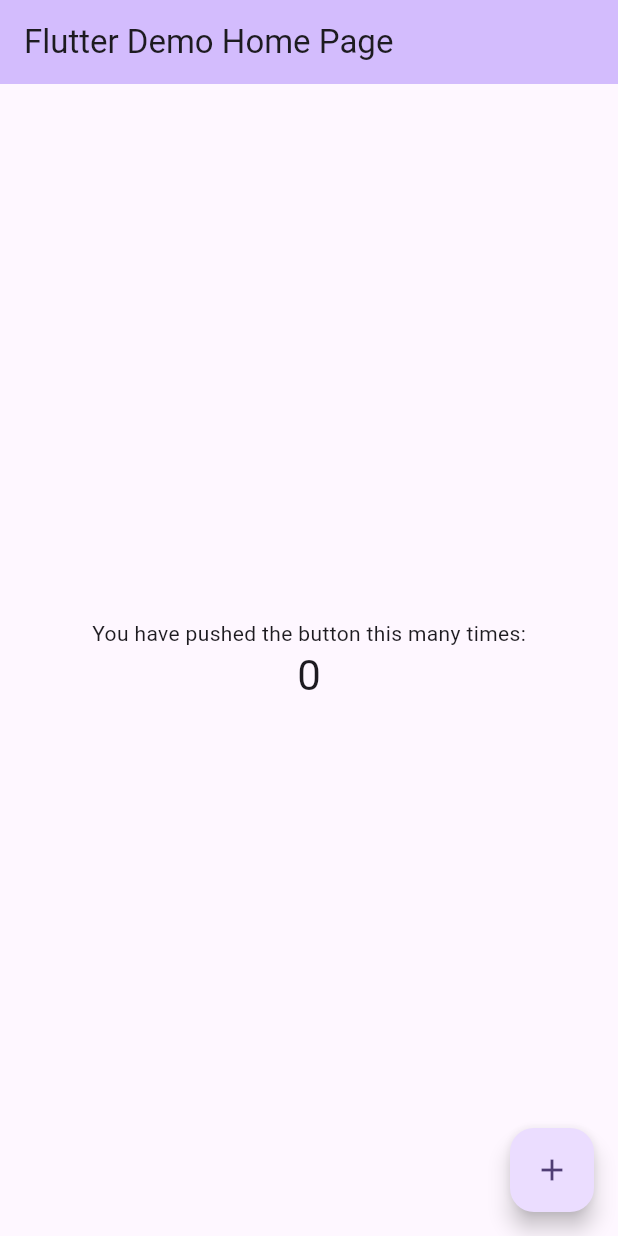
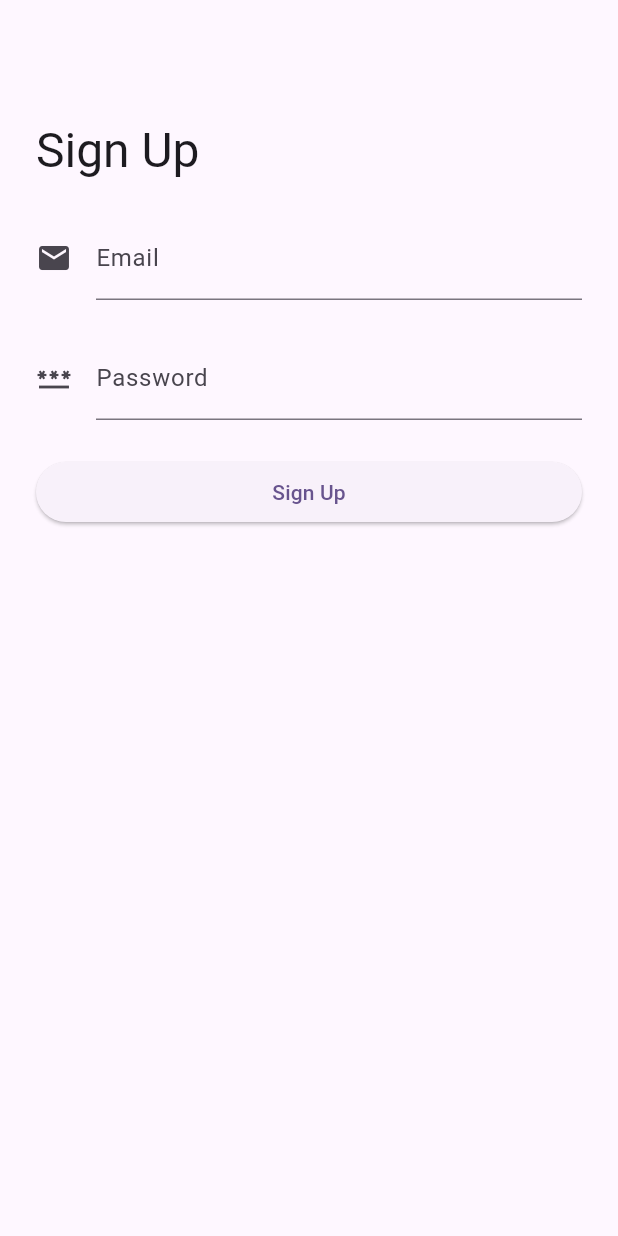
Before and after one commit to aliwaseem27/the_guide, a Flutter app: the screen it shows after launch, on a phone screen of 412 x 824 dp. Run offline on Flutter 3.47's test engine with Material 3 defaults, Android fonts, the phone set to English and light mode, and no system bars; our stand-ins replace bloc, firebase_auth, firebase_core, flutter_bloc, freezed_annotation, google_sign_in; accounts and stored records are empty.

Commit message:
feat: SignUp Firebase User

```diff
--- /dev/null
+++ b/lib/app.dart
@@ -0,0 +1,28 @@
+import 'package:flutter/material.dart';
+import 'package:flutter_bloc/flutter_bloc.dart';
+import 'package:the_guide/domain/auth/entities/current_user.dart';
+import 'package:the_guide/presentation/auth/screens/sign_up.dart';
+
+import 'data/auth/repositories/firebase_auth_facade.dart';
+import 'presentation/auth/blocs/sign_up_bloc.dart';
+
+class MyApp extends StatelessWidget {
+  const MyApp({super.key});
+
+  // This widget is the root of your application.
+  @override
+  Widget build(BuildContext context) {
+    final FirebaseAuthFacade _authFacade = FirebaseAuthFacade();
+    return MaterialApp(
+      title: 'Flutter Demo',
+      theme: ThemeData(
+        colorScheme: ColorScheme.fromSeed(seedColor: Colors.deepPurple),
+        useMaterial3: true,
+      ),
+      home: BlocProvider<SignUpBloc>(
+        create: (context) => SignUpBloc(_authFacade),
+        child: SignUpScreen(),
+      ),
+    );
+  }
+}
--- /dev/null
+++ b/lib/domain/auth/entities/current_user.dart
@@ -0,0 +1,21 @@
+import 'package:firebase_auth/firebase_auth.dart';
+import 'package:freezed_annotation/freezed_annotation.dart';
+
+
+part 'current_user.freezed.dart';
+part 'current_user.g.dart';
+
+/// {@template current_user}
+/// CurrentUser description
+/// {@endtemplate}
+@freezed
+class CurrentUser with _$CurrentUser {
+  /// {@macro current_user}
+  const factory CurrentUser({
+    required String id,
+  }) = _CurrentUser;
+
+    /// Creates a CurrentUser from Json map
+  factory CurrentUser.fromJson(Map<String, dynamic> data) => _$CurrentUserFromJson(data);
+
+}
--- /dev/null
+++ b/lib/domain/auth/repositories/i_auth_facade.dart
@@ -0,0 +1,21 @@
+import '../entities/current_user.dart';
+
+abstract class IAuthFacade {
+  Future<CurrentUser> getSignedInUser();
+
+  Future<bool> isSignedIn();
+
+  Future<void> signInWithEmailAndPassword({
+    required String email,
+    required String password,
+  });
+
+  Future<void> registerInWithEmailAndPassword({
+    required String email,
+    required String password,
+  });
+
+  Future<void> signInWithGoogle();
+
+  Future<void> signOut();
+}
--- a/lib/main.dart
+++ b/lib/main.dart
@@ -1,95 +1,14 @@
+import 'package:firebase_core/firebase_core.dart';
 import 'package:flutter/material.dart';
+import 'package:flutter_bloc/flutter_bloc.dart';
 
-void main() {
+import 'app.dart';
+import 'bloc_observer.dart';
+import 'firebase_options.dart';
+
+Future<void> main() async {
+  WidgetsFlutterBinding.ensureInitialized();
+  await Firebase.initializeApp(options: DefaultFirebaseOptions.currentPlatform);
   runApp(const MyApp());
+  Bloc.observer = AppBlocObserver();
 }
-
-class MyApp extends StatelessWidget {
-  const MyApp({super.key});
-
-  // This widget is the root of your application.
-  @override
-  Widget build(BuildContext context) {
-    return MaterialApp(
-      title: 'Flutter Demo',
-      theme: ThemeData(
-        colorScheme: ColorScheme.fromSeed(seedColor: Colors.deepPurple),
-        useMaterial3: true,
-      ),
-      home: const MyHomePage(title: 'Flutter Demo Home Page'),
-    );
-  }
-}
-
-class MyHomePage extends StatefulWidget {
-  const MyHomePage({super.key, required this.title});
-  final String title;
-
-  @override
-  State<MyHomePage> createState() => _MyHomePageState();
-}
-
-class _MyHomePageState extends State<MyHomePage> {
-  int _counter = 0;
-
-  void _incrementCounter() {
-    setState(() {
-      _counter++;
-    });
-  }
-
-  @override
-  Widget build(BuildContext context) {
-    // This method is rerun every time setState is called, for instance as done
-    // by the _incrementCounter method above.
-    //
-    // The Flutter framework has been optimized to make rerunning build methods
-    // fast, so that you can just rebuild anything that needs updating rather
-    // than having to individually change instances of widgets.
-    return Scaffold(
-      appBar: AppBar(
-        // TRY THIS: Try changing the color here to a specific color (to
-        // Colors.amber, perhaps?) and trigger a hot reload to see the AppBar
-        // change color while the other colors stay the same.
-        backgroundColor: Theme.of(context).colorScheme.inversePrimary,
-        // Here we take the value from the MyHomePage object that was created by
-        // the App.build method, and use it to set our appbar title.
-        title: Text(widget.title),
-      ),
-      body: Center(
-        // Center is a layout widget. It takes a single child and positions it
-        // in the middle of the parent.
-        child: Column(
-          // Column is also a layout widget. It takes a list of children and
-          // arranges them vertically. By default, it sizes itself to fit its
-          // children horizontally, and tries to be as tall as its parent.
-          //
-          // Column has various properties to control how it sizes itself and
-          // how it positions its children. Here we use mainAxisAlignment to
-          // center the children vertically; the main axis here is the vertical
-          // axis because Columns are vertical (the cross axis would be
-          // horizontal).
-          //
-          // TRY THIS: Invoke "debug painting" (choose the "Toggle Debug Paint"
-          // action in the IDE, or press "p" in the console), to see the
-          // wireframe for each widget.
-          mainAxisAlignment: MainAxisAlignment.center,
-          children: <Widget>[
-            const Text(
-              'You have pushed the button this many times:',
-            ),
-            Text(
-              '$_counter',
-              style: Theme.of(context).textTheme.headlineMedium,
-            ),
-          ],
-        ),
-      ),
-      floatingActionButton: FloatingActionButton(
-        onPressed: _incrementCounter,
-        tooltip: 'Increment',
-        child: const Icon(Icons.add),
-      ), // This trailing comma makes auto-formatting nicer for build methods.
-    );
-  }
-}
--- /dev/null
+++ b/lib/presentation/auth/blocs/sign_up_bloc.dart
@@ -0,0 +1,33 @@
+import 'package:bloc/bloc.dart';
+import 'package:freezed_annotation/freezed_annotation.dart';
+
+import '../../../domain/auth/repositories/i_auth_facade.dart';
+
+part 'sign_up_event.dart';
+
+part 'sign_up_state.dart';
+
+part 'sign_up_bloc.freezed.dart';
+
+class SignUpBloc extends Bloc<SignUpEvent, SignUpState> {
+  final IAuthFacade _authFacade;
+
+  SignUpBloc(this._authFacade) : super(SignUpState.initial()) {
+    on<EmailChanged>((event, emit) {
+      emit(state.copyWith(
+        email: event.emailStr,
+      ));
+    });
+    on<PasswordChanged>((event, emit) {
+      emit(state.copyWith(
+        password: event.passwordStr,
+      ));
+    });
+    on<RegisterWithEmailAndPasswordPressed>((event, emit) {
+      _authFacade.registerInWithEmailAndPassword(
+        email: state.email,
+        password: state.password,
+      );
+    });
+  }
+}
--- /dev/null
+++ b/lib/presentation/auth/blocs/sign_up_event.dart
@@ -0,0 +1,8 @@
+part of 'sign_up_bloc.dart';
+
+@freezed
+class SignUpEvent with _$SignUpEvent {
+  const factory SignUpEvent.emailChanged(String emailStr) = EmailChanged;
+  const factory SignUpEvent.passwordChanged(String passwordStr) = PasswordChanged;
+  const factory SignUpEvent.registerWithEmailAndPasswordPressed() = RegisterWithEmailAndPasswordPressed;
+}
--- /dev/null
+++ b/lib/presentation/auth/blocs/sign_up_state.dart
@@ -0,0 +1,14 @@
+part of 'sign_up_bloc.dart';
+
+@freezed
+class SignUpState with _$SignUpState {
+  const factory SignUpState({
+    required String email,
+    required String password,
+  }) = _SignUpState;
+
+  factory SignUpState.initial() => SignUpState(
+        email: '',
+        password: '',
+      );
+}
--- /dev/null
+++ b/lib/presentation/auth/screens/sign_up.dart
@@ -0,0 +1,64 @@
+import 'package:flutter/cupertino.dart';
+import 'package:flutter/material.dart';
+import 'package:flutter/widgets.dart';
+import 'package:flutter_bloc/flutter_bloc.dart';
+
+import '../blocs/sign_up_bloc.dart';
+
+class SignUpScreen extends StatelessWidget {
+  const SignUpScreen({super.key});
+
+  @override
+  Widget build(BuildContext context) {
+    return Scaffold(
+      appBar: AppBar(),
+      body: SingleChildScrollView(
+        child: Padding(
+          padding: EdgeInsets.all(24),
+          child: Column(
+            crossAxisAlignment: CrossAxisAlignment.start,
+            children: [
+              // Title
+              Text("Sign Up", style: Theme.of(context).textTheme.headlineLarge),
+              const SizedBox(height: 24),
+
+              // SignUp Form
+              Form(
+                child: Column(
+                  children: [
+                    TextFormField(
+                      decoration: const InputDecoration(
+                        labelText: "Email",
+                        icon: Icon(Icons.email),
+                      ),
+                      onChanged: (value) => context.read<SignUpBloc>().add(SignUpEvent.emailChanged(value)),
+                    ),
+                    const SizedBox(height: 24),
+                    TextFormField(
+                      decoration: const InputDecoration(
+                        labelText: "Password",
+                        icon: Icon(Icons.password),
+                      ),
+                      onChanged: (value) => context.read<SignUpBloc>().add(SignUpEvent.passwordChanged(value)),
+                    ),
+                    const SizedBox(height: 24),
+
+                    // SignUp Button
+                    SizedBox(
+                      width: double.infinity,
+                      child: ElevatedButton(
+                        onPressed: () =>
+                            context.read<SignUpBloc>().add(SignUpEvent.registerWithEmailAndPasswordPressed()),
+                        child: const Text("Sign Up"),
+                      ),
+                    ),
+                  ],
+                ),
+              ),
+            ],
+          ),
+        ),
+      ),
+    );
+  }
+}
```
Also changed, not shown: lib/bloc_observer.dart (added, +52 -0 lines), lib/data/auth/repositories/firebase_auth_facade.dart (added, +79 -0 lines), lib/data/auth/repositories/firebase_user_mapper.dart (added, +7 -0 lines), pubspec.yaml (+8 -0 lines), firebase.json (added), lib/domain/auth/entities/current_user.freezed.dart (added), lib/domain/auth/entities/current_user.g.dart (added), lib/firebase_options.dart (added), lib/presentation/auth/blocs/sign_up_bloc.freezed.dart (added), pubspec.lock, 9 other files.
